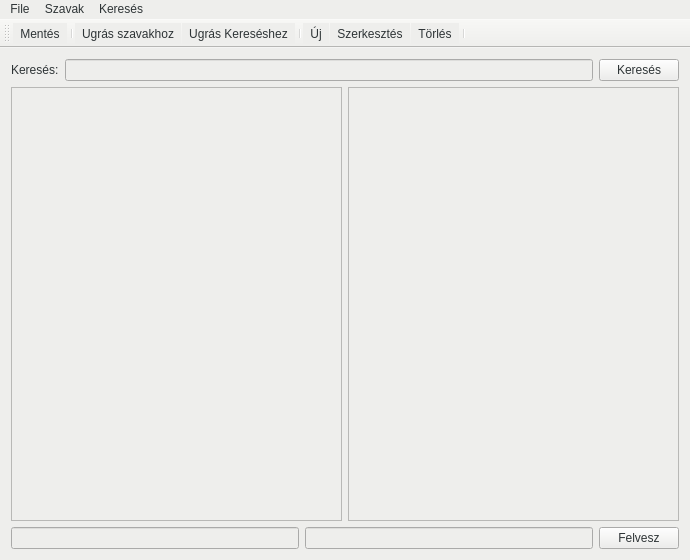
eleda/VocabularyV, file mainwindow.ui: the form before one commit.
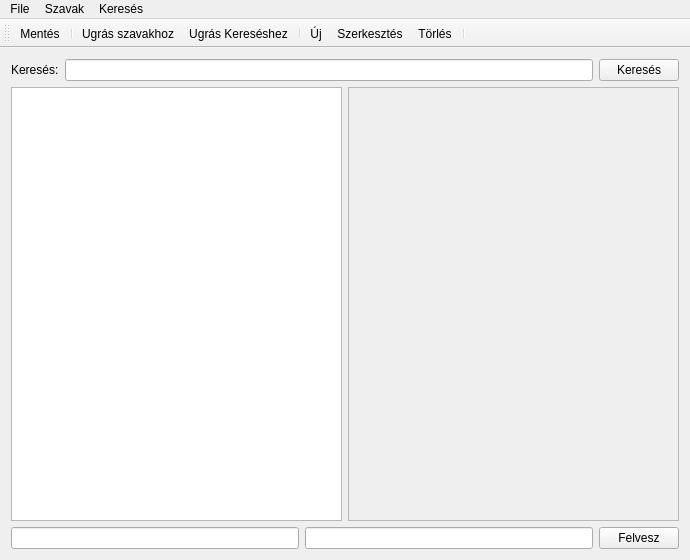
The form after the commit.

Commit message: stylesheet ki

What changed in the file:
```diff
--- a/mainwindow.ui
+++ b/mainwindow.ui
@@ -14,8 +14,7 @@
    <string>Vocabulary</string>
   </property>
   <property name="styleSheet">
-   <string notr="true">background-color: rgb(238, 238, 236);
-color: rgb(46, 52, 54);</string>
+   <string notr="true"/>
   </property>
   <widget class="QWidget" name="centralWidget">
    <layout class="QVBoxLayout" name="verticalLayout_2">
@@ -99,7 +98,7 @@
      <x>0</x>
      <y>0</y>
      <width>690</width>
-     <height>20</height>
+     <height>21</height>
     </rect>
    </property>
    <widget class="QMenu" name="menuFile">
```
